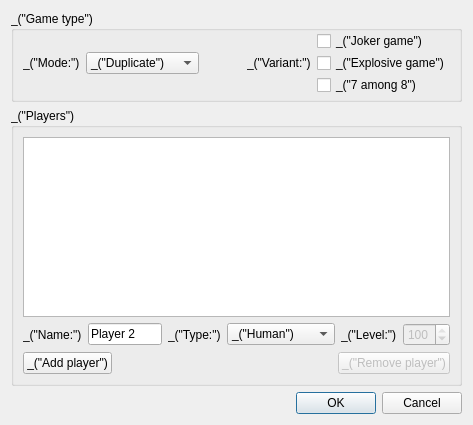
Before: the Qt Designer form qt/ui/new_game.ui in cjlano/eliot, drawn with Qt 5.
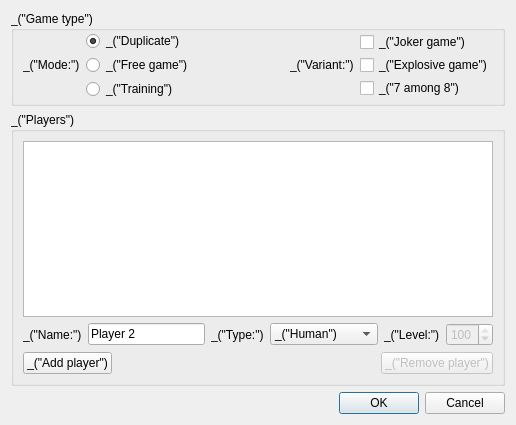
After: the same form once the commit is applied.

Commit message: Use radio buttons for the game type instead of a combo box

Diff of the .ui file:
```diff
--- a/qt/ui/new_game.ui
+++ b/qt/ui/new_game.ui
@@ -1,11 +1,11 @@
 <ui version="4.0" >
  <class>NewGameDialog</class>
- <widget class="QDialog" name="NewGameDialog" >
-  <property name="geometry" >
+ <widget class="QDialog" name="NewGameDialog">
+  <property name="geometry">
    <rect>
     <x>0</x>
     <y>0</y>
-    <width>473</width>
+    <width>516</width>
     <height>425</height>
    </rect>
   </property>
@@ -15,44 +15,56 @@
   <property name="modal" >
    <bool>true</bool>
   </property>
-  <layout class="QVBoxLayout" >
+  <layout class="QVBoxLayout" name="verticalLayout_2">
    <item>
-    <widget class="QGroupBox" name="groupBox" >
-     <property name="title" >
-      <string>_("Game type")</string>
+    <widget class="QGroupBox" name="groupBox">
+     <property name="title">
+      <string>_(&quot;Game type&quot;)</string>
      </property>
-     <layout class="QHBoxLayout" >
-      <property name="topMargin" >
+     <layout class="QHBoxLayout">
+      <property name="topMargin">
        <number>0</number>
       </property>
-      <property name="bottomMargin" >
+      <property name="bottomMargin">
        <number>4</number>
       </property>
       <item>
-       <widget class="QLabel" name="label_3" >
-        <property name="text" >
-         <string>_("Mode:")</string>
+       <widget class="QLabel" name="label_3">
+        <property name="text">
+         <string>_(&quot;Mode:&quot;)</string>
         </property>
        </widget>
       </item>
       <item>
-       <widget class="QComboBox" name="comboBoxMode" >
+       <layout class="QVBoxLayout" name="verticalLayout_3">
+        <property name="spacing">
+         <number>4</number>
+        </property>
         <item>
-         <property name="text" >
-          <string>_("Duplicate")</string>
-         </property>
+         <widget class="QRadioButton" name="radioButtonDuplicate">
+          <property name="text">
+           <string>_(&quot;Duplicate&quot;)</string>
+          </property>
+          <property name="checked">
+           <bool>true</bool>
+          </property>
+         </widget>
         </item>
         <item>
-         <property name="text" >
-          <string>_("Free game")</string>
-         </property>
+         <widget class="QRadioButton" name="radioButtonFreeGame">
+          <property name="text">
+           <string>_(&quot;Free game&quot;)</string>
+          </property>
+         </widget>
         </item>
         <item>
-         <property name="text" >
-          <string>_("Training")</string>
-         </property>
+         <widget class="QRadioButton" name="radioButtonTraining">
+          <property name="text">
+           <string>_(&quot;Training&quot;)</string>
+          </property>
+         </widget>
         </item>
-       </widget>
+       </layout>
       </item>
       <item>
        <spacer>
@@ -68,15 +80,15 @@
        </spacer>
       </item>
       <item>
-       <widget class="QLabel" name="label_5" >
-        <property name="text" >
-         <string>_("Variant:")</string>
+       <widget class="QLabel" name="label_5">
+        <property name="text">
+         <string>_(&quot;Variant:&quot;)</string>
         </property>
        </widget>
       </item>
       <item>
-       <layout class="QVBoxLayout" name="verticalLayout" >
-        <property name="spacing" >
+       <layout class="QVBoxLayout" name="verticalLayout">
+        <property name="spacing">
          <number>2</number>
         </property>
         <property name="topMargin" >
@@ -115,14 +127,14 @@
     </widget>
    </item>
    <item>
-    <widget class="QGroupBox" name="groupBoxPlayers" >
-     <property name="title" >
-      <string>_("Players")</string>
+    <widget class="QGroupBox" name="groupBoxPlayers">
+     <property name="title">
+      <string>_(&quot;Players&quot;)</string>
      </property>
-     <layout class="QVBoxLayout" >
+     <layout class="QVBoxLayout">
       <item>
-       <widget class="QTreeView" name="treeViewPlayers" >
-        <property name="editTriggers" >
+       <widget class="QTreeView" name="treeViewPlayers">
+        <property name="editTriggers">
          <set>QAbstractItemView::AnyKeyPressed|QAbstractItemView::DoubleClicked|QAbstractItemView::EditKeyPressed</set>
         </property>
         <property name="rootIsDecorated" >
@@ -131,7 +143,7 @@
        </widget>
       </item>
       <item>
-       <layout class="QHBoxLayout" >
+       <layout class="QHBoxLayout">
         <item>
          <widget class="QLabel" name="label" >
           <property name="text" >
@@ -140,21 +152,21 @@
          </widget>
         </item>
         <item>
-         <widget class="QLineEdit" name="lineEditName" >
-          <property name="text" >
+         <widget class="QLineEdit" name="lineEditName">
+          <property name="text">
            <string>Player 2</string>
           </property>
          </widget>
         </item>
         <item>
-         <widget class="QLabel" name="label_2" >
-          <property name="text" >
-           <string>_("Type:")</string>
+         <widget class="QLabel" name="label_2">
+          <property name="text">
+           <string>_(&quot;Type:&quot;)</string>
           </property>
          </widget>
         </item>
         <item>
-         <widget class="QComboBox" name="comboBoxType" >
+         <widget class="QComboBox" name="comboBoxType">
           <item>
            <property name="text" >
             <string>_("Human")</string>
@@ -168,15 +180,15 @@
          </widget>
         </item>
         <item>
-         <widget class="QLabel" name="label_4" >
-          <property name="text" >
-           <string>_("Level:")</string>
+         <widget class="QLabel" name="label_4">
+          <property name="text">
+           <string>_(&quot;Level:&quot;)</string>
           </property>
          </widget>
         </item>
         <item>
-         <widget class="QSpinBox" name="spinBoxLevel" >
-          <property name="enabled" >
+         <widget class="QSpinBox" name="spinBoxLevel">
+          <property name="enabled">
            <bool>false</bool>
           </property>
           <property name="maximum" >
@@ -190,7 +202,7 @@
        </layout>
       </item>
       <item>
-       <layout class="QHBoxLayout" >
+       <layout class="QHBoxLayout">
         <item>
          <widget class="QPushButton" name="pushButtonAdd" >
           <property name="text" >
@@ -212,8 +224,8 @@
          </spacer>
         </item>
         <item>
-         <widget class="QPushButton" name="pushButtonRemove" >
-          <property name="enabled" >
+         <widget class="QPushButton" name="pushButtonRemove">
+          <property name="enabled">
            <bool>false</bool>
           </property>
           <property name="text" >
@@ -227,8 +239,8 @@
     </widget>
    </item>
    <item>
-    <widget class="QDialogButtonBox" name="buttonBox" >
-     <property name="orientation" >
+    <widget class="QDialogButtonBox" name="buttonBox">
+     <property name="orientation">
       <enum>Qt::Horizontal</enum>
      </property>
      <property name="standardButtons" >
```
Left out of the diff: 79 changed lines with no effect on the pictures. The commit also changes 2 other files.
